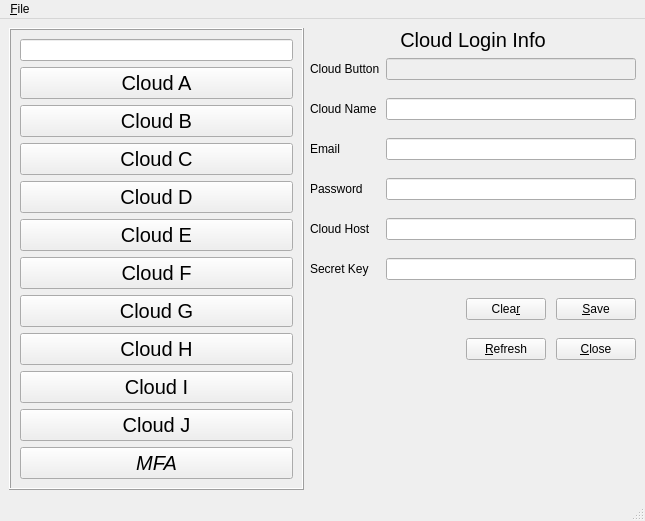
Above: cloud_login_manager.ui from jonngo/cloud_login_manager before the change. Below: the same form after it.
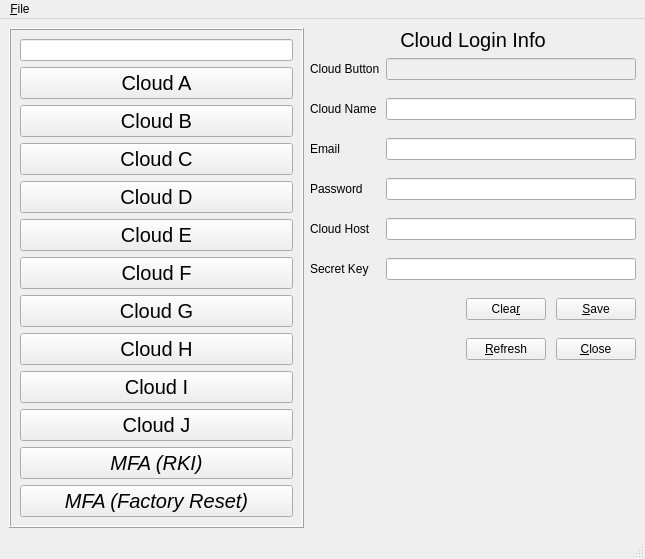
That is the form after the change. Icons and pictures are not drawn.

Commit message: Add MFA for Factory Reset

The edit to the form file:
```diff
--- a/cloud_login_manager.ui
+++ b/cloud_login_manager.ui
@@ -7,7 +7,7 @@
     <x>0</x>
     <y>0</y>
     <width>645</width>
-    <height>483</height>
+    <height>530</height>
    </rect>
   </property>
   <property name="sizePolicy">
@@ -249,7 +249,20 @@
             </font>
            </property>
            <property name="text">
-            <string>MFA</string>
+            <string>MFA (RKI)</string>
+           </property>
+          </widget>
+         </item>
+         <item>
+          <widget class="QPushButton" name="mfa_FR_PushButton">
+           <property name="font">
+            <font>
+             <pointsize>15</pointsize>
+             <italic>true</italic>
+            </font>
+           </property>
+           <property name="text">
+            <string>MFA (Factory Reset)</string>
            </property>
           </widget>
          </item>
```
Left out of the diff: 2 changed lines with no effect on the pictures. The commit also changes 2 other files.
